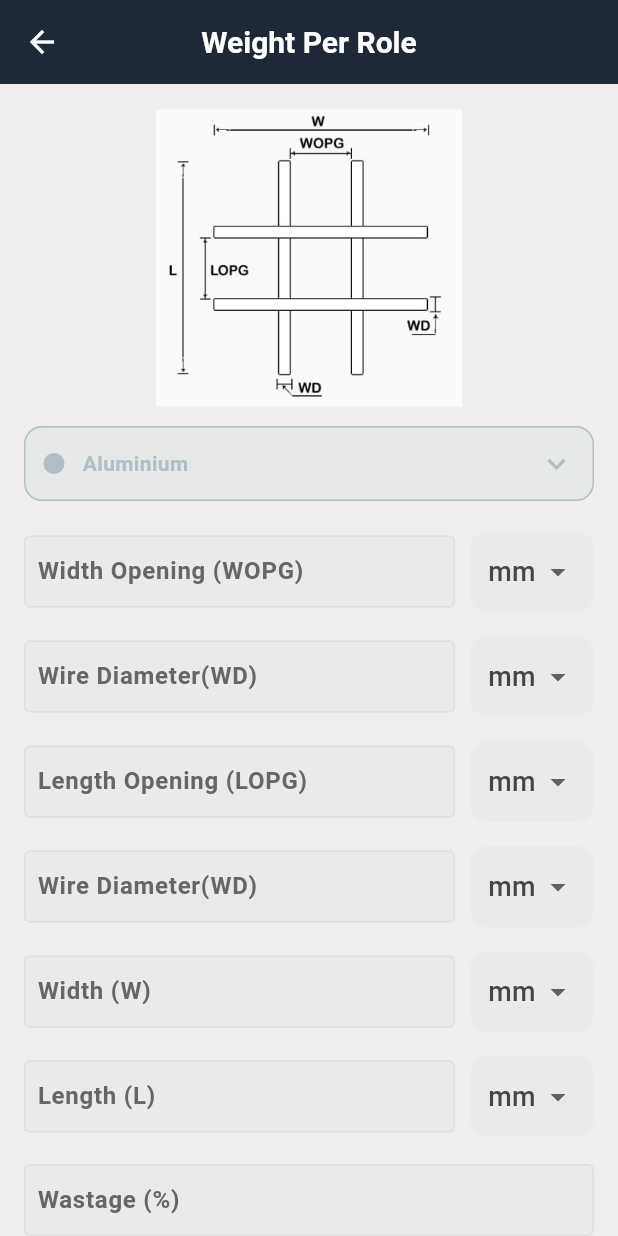
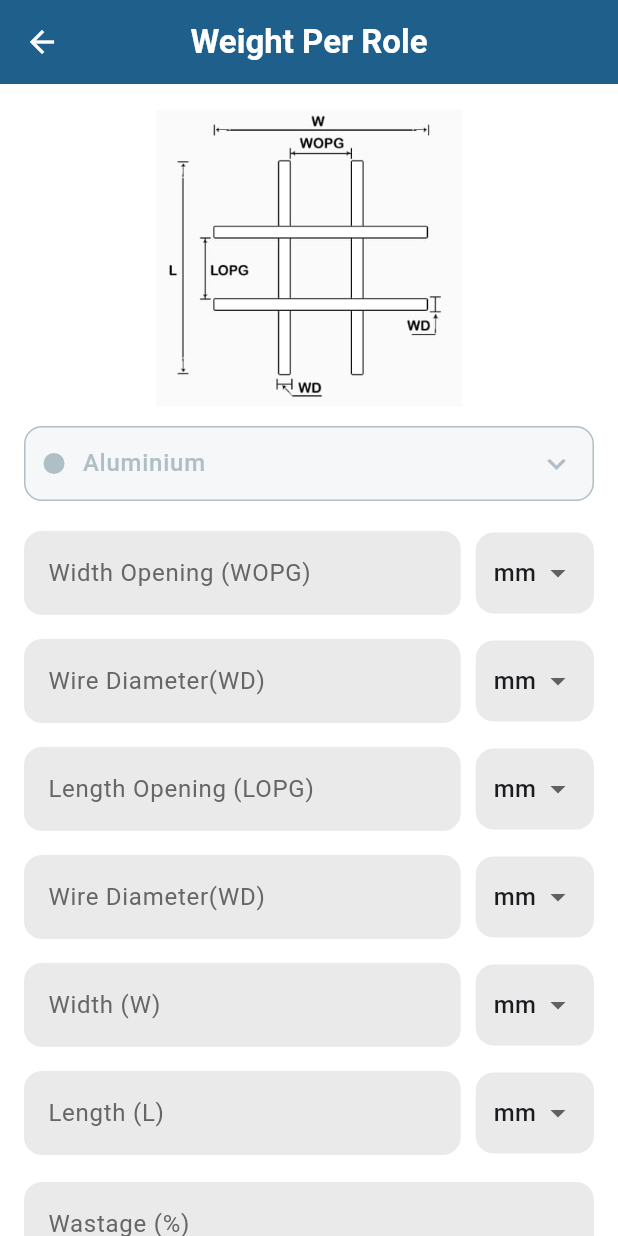
Before and after one commit to shreyansh2003Chi/mesh_calc, a Flutter app: the screen it shows after launch, after a tap on "WEIGHT PER ROLE", on a phone screen of 412 x 824 dp. Run offline on Flutter 3.47's test engine with Material 3 defaults, Android fonts, the phone set to English and light mode, and no system bars; Roboto replaces fonts that are missing (Poppins).

Commit message:
change the design based on logo color and add some new features

```diff
--- a/lib/main.dart
+++ b/lib/main.dart
@@ -26,6 +26,6 @@
 
   @override
   Widget build(BuildContext context) {
-    return MaterialApp(debugShowCheckedModeBanner: false, home: SplashScreen(), theme: ThemeClass.lightTheme, darkTheme: ThemeClass.darkTheme, themeMode: ThemeMode.system);
+    return MaterialApp(debugShowCheckedModeBanner: false, home: SplashScreen());
   }
 }
--- a/lib/pages/chain_link.dart
+++ b/lib/pages/chain_link.dart
@@ -32,11 +32,11 @@
   @override
   Widget build(BuildContext context) {
     return Scaffold(
-      backgroundColor: Theme.of(context).scaffoldBackgroundColor,
+      backgroundColor: AppColors().cFFFFFF,
       appBar: AppBar(
         centerTitle: true,
         elevation: 0,
-        backgroundColor: Theme.of(context).appBarTheme.backgroundColor,
+        backgroundColor: AppColors().c1F5F8B,
         title: Text(
           AppString.chainLinkCalculator,
           style: TextStyle(fontWeight: FontWeight.w600, color: AppColors().cFFFFFF),
@@ -101,7 +101,7 @@
                             Expanded(
                               child: Text(
                                 p.selectedMaterial.name,
-                                style: TextStyle(color: p.selectedMaterial.color, fontWeight: FontWeight.w500),
+                                style: Theme.of(context).textTheme.bodyLarge?.copyWith(color: p.selectedMaterial.color, fontWeight: FontWeight.w500),
                               ),
                             ),
                             Icon(Icons.keyboard_arrow_down, color: p.selectedMaterial.color),
@@ -138,7 +138,19 @@
 
                 const SizedBox(height: 20),
 
-                GestureDetector(
+                Row(
+                  children: [
+                    Expanded(
+                      child: GestureDetector(
+                        onTap: () {
+                          p.clearControllers();
+                        },
+                        child: AppButton().outlinedButton(AppString.clear, context),
+                      ),
+                    ),
+                    SizedBox(width: 12),
+                    Expanded(
+                      child: GestureDetector(
                         onTap: () {
                           p.calculate();
                           showDialog(
@@ -147,7 +159,10 @@
                             builder: (_) => ChainLinkResultDialog(totalWeight: p.totalWeight, totalCost: p.totalCost),
                           );
                         },
-                  child: AppButton().appButton(AppString.calculate,context),
+                        child: AppButton().appButton(AppString.calculate, context),
+                      ),
+                    ),
+                  ],
                 ),
               ],
             );
--- a/lib/pages/home_page.dart
+++ b/lib/pages/home_page.dart
@@ -14,12 +14,12 @@
   @override
   Widget build(BuildContext context) {
     return Scaffold(
-      backgroundColor: Theme.of(context).scaffoldBackgroundColor,
+      backgroundColor: AppColors().cFFFFFF,
       appBar: AppBar(
         centerTitle: true,
         elevation: 0,
-        backgroundColor: Theme.of(context).appBarTheme.backgroundColor,
-        title: Text("Mesh Calc", style: TextStyle(color: AppColors().cFFFFFF)),
+        backgroundColor: AppColors().c1F5F8B,
+        title: Text(AppString.vMiCalculator, style: TextStyle(color: AppColors().cFFFFFF)),
       ),
       body: ListView.separated(
         physics: const BouncingScrollPhysics(parent: AlwaysScrollableScrollPhysics()),
--- a/lib/pages/weight_per_role.dart
+++ b/lib/pages/weight_per_role.dart
@@ -30,10 +30,10 @@
   @override
   Widget build(BuildContext context) {
     return Scaffold(
-      backgroundColor: Theme.of(context).scaffoldBackgroundColor,
+      backgroundColor: AppColors().cFFFFFF,
       appBar: AppBar(
         centerTitle: true,
-        backgroundColor: Theme.of(context).appBarTheme.backgroundColor,
+        backgroundColor: AppColors().c1F5F8B,
         iconTheme: IconThemeData(color: AppColors().cFFFFFF),
         title: Text(
           widget.meshItem.title,
@@ -78,7 +78,7 @@
                         Expanded(
                           child: Text(
                             p.selectedMaterial.name,
-                            style: TextStyle(color: p.selectedMaterial.color, fontWeight: FontWeight.w600),
+                            style: Theme.of(context).textTheme.bodyLarge?.copyWith(color: p.selectedMaterial.color, fontWeight: FontWeight.w500),
                           ),
                         ),
                         Icon(Icons.keyboard_arrow_down, color: p.selectedMaterial.color),
@@ -136,10 +136,10 @@
                         onTap: () {
                           p.clearController();
                         },
-                        child: AppButton().appButton(AppString.clear, context),
+                        child: AppButton().outlinedButton(AppString.clear, context),
                       ),
                     ),
-                    const SizedBox(width: 16),
+                    const SizedBox(width: 12),
                     Expanded(
                       child: GestureDetector(
                         onTap: () {
--- a/lib/utils/app_button.dart
+++ b/lib/utils/app_button.dart
@@ -2,14 +2,37 @@
 import 'package:measurements/utils/app_colors.dart';
 
 class AppButton {
-  Widget appButton(String label,BuildContext context) {
+  Widget appButton(String label, BuildContext context) {
     return Container(
       width: double.infinity,
-      decoration: BoxDecoration(color:Theme.of(context).cardColor, borderRadius: BorderRadius.all(Radius.circular(14))),
+      decoration: BoxDecoration(color: AppColors().c1F5F8B, borderRadius: BorderRadius.all(Radius.circular(14))),
       child: Padding(
         padding: const EdgeInsets.symmetric(vertical: 16),
         child: Center(
-          child: Text(label, style: TextStyle(color: Colors.white,fontSize: 18)),
+          child: Text(
+            label,
+            style: TextStyle(color: Colors.white, fontSize: 18, fontWeight: FontWeight.w500),
+          ),
+        ),
+      ),
+    );
+  }
+
+  Widget outlinedButton(String label, BuildContext context) {
+    return Container(
+      width: double.infinity,
+      decoration: BoxDecoration(
+        border: Border.all(width: 2, color: AppColors().c1F5F8B),
+        color: AppColors().cFFFFFF,
+        borderRadius: BorderRadius.all(Radius.circular(14)),
+      ),
+      child: Padding(
+        padding: const EdgeInsets.symmetric(vertical: 16),
+        child: Center(
+          child: Text(
+            label,
+            style: TextStyle(color: AppColors().c1F5F8B, fontSize: 18, fontWeight: FontWeight.w500),
+          ),
         ),
       ),
     );
--- a/lib/utils/app_colors.dart
+++ b/lib/utils/app_colors.dart
@@ -66,18 +66,9 @@
   Color cFDFBFB = Color(0xffFDFBFB);
   Color c2B1414 = Color(0xff2B1414);
 
-  // Primary Dark Blue (Main Logo Text Color)
-  static const Color c1F5F8B = Color(0xff1F5F8B);
-
-  // Secondary Blue (Gradient Mid Tone)
-  static const Color c2C6F9E = Color(0xff2C6F9E);
-
-  // Light Blue (Gradient Highlight)
-  static const Color c4C86B3 = Color(0xff4C86B3);
-
-  // Grey (Left Side of W Gradient)
-  static const Color c7A8793 = Color(0xff7A8793);
-
-  // Light Grey Accent
-  static const Color cB0B7BF = Color(0xffB0B7BF);
+  Color c1F5F8B = Color(0xff1F5F8B);
+  Color c2C6F9E = Color(0xff2C6F9E);
+  Color c4C86B3 = Color(0xff4C86B3);
+  Color c7A8793 = Color(0xff7A8793);
+  Color cB0B7BF = Color(0xffB0B7BF);
 }
--- a/lib/utils/app_string.dart
+++ b/lib/utils/app_string.dart
@@ -13,7 +13,7 @@
   static const String chainLinkCalculator = 'Chain Link Calculator';
   static const String chainLink = 'Chain Link';
   static const String weightPerRole = 'Weight Per Role';
-
+  static const String vMiCalculator = 'VMI Calculator';
   static const String widthOpeningWOPG = 'Width Opening (WOPG)';
   static const String wireDiameter = 'Wire Diameter(WD)';
   static const String lengthOpeningLOPG = 'Length Opening (LOPG)';
--- a/lib/utils/theme.dart
+++ b/lib/utils/theme.dart
@@ -2,7 +2,6 @@
 import 'package:measurements/utils/app_colors.dart';
 
 class ThemeClass {
-  // ===== LIGHT THEME =====
   static ThemeData lightTheme = ThemeData(
     useMaterial3: true,
     brightness: Brightness.light,
@@ -58,24 +57,4 @@
 
     textSelectionTheme: TextSelectionThemeData(cursorColor: Colors.blue, selectionColor: Colors.blue[200], selectionHandleColor: Colors.blue),
   );
-
-  // ===== DARK THEME =====
-  static ThemeData darkTheme = ThemeData(
-    useMaterial3: true,
-    brightness: Brightness.dark,
-
-    primaryColor: AppColors().c1F2836,
-    scaffoldBackgroundColor: const Color(0xff0F172A),
-
-    appBarTheme: const AppBarTheme(
-      backgroundColor: Color(0xff1E293B),
-      iconTheme: IconThemeData(color: Colors.white),
-    ),
-
-    bottomNavigationBarTheme: const BottomNavigationBarThemeData(backgroundColor: Color(0xff1E293B)),
-
-    dialogTheme: const DialogThemeData(backgroundColor: Color(0xff1E293B)),
-
-    bottomSheetTheme: const BottomSheetThemeData(backgroundColor: Color(0xff1E293B)),
-  );
 }
```
Lines whose indentation alone changed are shown as unchanged.
